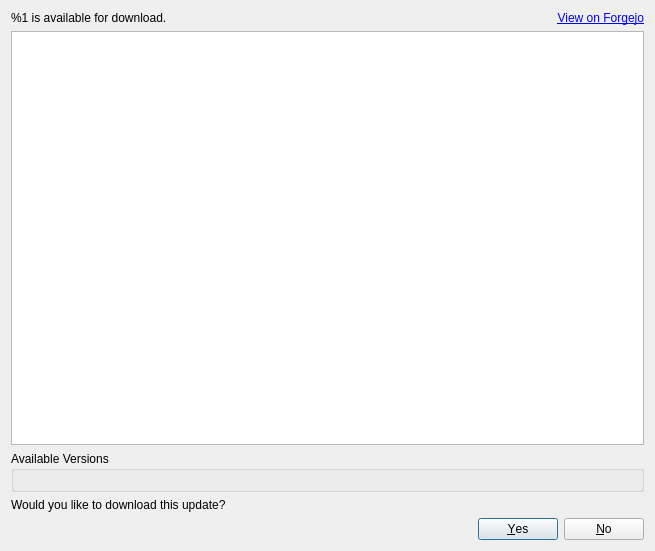
Old version of the form src/lichii/updater/update_dialog.ui in the repository ddddng/Lichii.
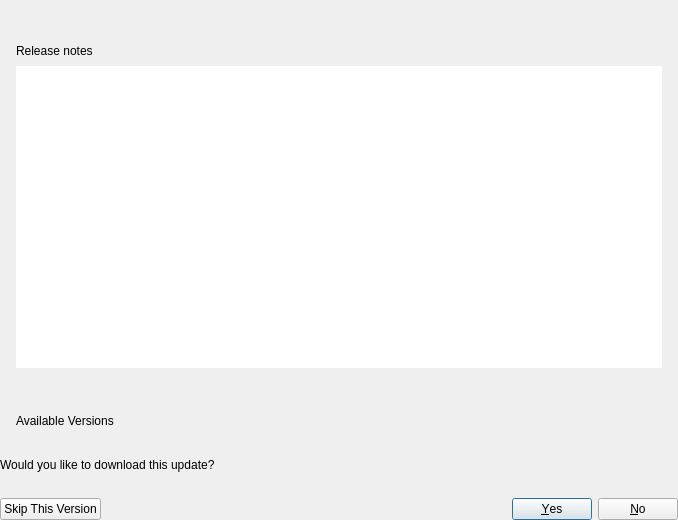
New version of the form.

Commit message: updater: Paper layout for the update dialog

Diff of the .ui file:
```diff
--- a/src/lichii/updater/update_dialog.ui
+++ b/src/lichii/updater/update_dialog.ui
@@ -6,71 +6,184 @@
    <rect>
     <x>0</x>
     <y>0</y>
-    <width>655</width>
-    <height>551</height>
+    <width>678</width>
+    <height>520</height>
    </rect>
   </property>
   <property name="windowTitle">
    <string>Update Available</string>
   </property>
-  <layout class="QGridLayout" name="gridLayout">
-   <item row="0" column="1">
-    <widget class="QLabel" name="url">
-     <property name="text">
-      <string>&lt;a href=&quot;%1&quot;&gt;View on Forgejo&lt;/a&gt;</string>
+  <layout class="QVBoxLayout" name="mainLayout">
+   <property name="spacing">
+    <number>14</number>
+   </property>
+   <property name="leftMargin">
+    <number>0</number>
+   </property>
+   <property name="topMargin">
+    <number>0</number>
+   </property>
+   <property name="rightMargin">
+    <number>0</number>
+   </property>
+   <property name="bottomMargin">
+    <number>0</number>
+   </property>
+   <item>
+    <layout class="QHBoxLayout" name="linkRow">
+     <property name="spacing">
+      <number>6</number>
      </property>
-     <property name="alignment">
-      <set>Qt::AlignmentFlag::AlignRight|Qt::AlignmentFlag::AlignTrailing|Qt::AlignmentFlag::AlignVCenter</set>
-     </property>
-     <property name="openExternalLinks">
-      <bool>true</bool>
-     </property>
+     <item>
+      <widget class="QLabel" name="url">
+       <property name="openExternalLinks">
+        <bool>true</bool>
+       </property>
+      </widget>
+     </item>
+     <item>
+      <widget class="QLabel" name="urlIcon"/>
+     </item>
+     <item>
+      <spacer name="linkSpacer">
+       <property name="orientation">
+        <enum>Qt::Orientation::Horizontal</enum>
+       </property>
+      </spacer>
+     </item>
+    </layout>
+   </item>
+   <item>
+    <widget class="QFrame" name="notesCard">
+     <layout class="QVBoxLayout" name="notesLayout">
+      <property name="spacing">
+       <number>8</number>
+      </property>
+      <property name="leftMargin">
+       <number>16</number>
+      </property>
+      <property name="topMargin">
+       <number>16</number>
+      </property>
+      <property name="rightMargin">
+       <number>16</number>
+      </property>
+      <property name="bottomMargin">
+       <number>16</number>
+      </property>
+      <item>
+       <widget class="QLabel" name="notesTitle">
+        <property name="text">
+         <string>Release notes</string>
+        </property>
+       </widget>
+      </item>
+      <item>
+       <widget class="QTextBrowser" name="body">
+        <property name="frameShape">
+         <enum>QFrame::Shape::NoFrame</enum>
+        </property>
+        <property name="horizontalScrollBarPolicy">
+         <enum>Qt::ScrollBarPolicy::ScrollBarAlwaysOff</enum>
+        </property>
+        <property name="readOnly">
+         <bool>true</bool>
+        </property>
+        <property name="openExternalLinks">
+         <bool>true</bool>
+        </property>
+       </widget>
+      </item>
+     </layout>
     </widget>
    </item>
-   <item row="3" column="0" colspan="2">
-    <widget class="QLabel" name="label_2">
+   <item>
+    <widget class="QFrame" name="groupBox">
+     <layout class="QVBoxLayout" name="versionsLayout">
+      <property name="spacing">
+       <number>12</number>
+      </property>
+      <property name="leftMargin">
+       <number>16</number>
+      </property>
+      <property name="topMargin">
+       <number>16</number>
+      </property>
+      <property name="rightMargin">
+       <number>16</number>
+      </property>
+      <property name="bottomMargin">
+       <number>16</number>
+      </property>
+      <item>
+       <widget class="QLabel" name="versionsTitle">
+        <property name="text">
+         <string>Available Versions</string>
+        </property>
+       </widget>
+      </item>
+      <item>
+       <layout class="QHBoxLayout" name="radioButtons">
+        <property name="spacing">
+         <number>30</number>
+        </property>
+       </layout>
+      </item>
+     </layout>
+    </widget>
+   </item>
+   <item>
+    <widget class="QLabel" name="question">
      <property name="text">
       <string>Would you like to download this update?</string>
      </property>
     </widget>
    </item>
-   <item row="4" column="0" colspan="2">
-    <widget class="QDialogButtonBox" name="buttonBox">
+   <item>
+    <spacer name="buttonGap">
      <property name="orientation">
-      <enum>Qt::Orientation::Horizontal</enum>
+      <enum>Qt::Orientation::Vertical</enum>
      </property>
-     <property name="standardButtons">
-      <set>QDialogButtonBox::StandardButton::No|QDialogButtonBox::StandardButton::Yes</set>
+     <property name="sizeType">
+      <enum>QSizePolicy::Policy::Fixed</enum>
      </property>
-    </widget>
-   </item>
-   <item row="2" column="0" colspan="2">
-    <widget class="QGroupBox" name="groupBox">
-     <property name="title">
-      <string>Available Versions</string>
+     <property name="sizeHint" stdset="0">
+      <size>
+       <width>0</width>
+       <height>12</height>
+      </size>
      </property>
-     <layout class="QVBoxLayout" name="radioButtons"/>
-    </widget>
+    </spacer>
    </item>
-   <item row="0" column="0">
-    <widget class="QLabel" name="version">
-     <property name="text">
-      <string>%1 is available for download.</string>
+   <item>
+    <layout class="QHBoxLayout" name="buttonRow">
+     <property name="spacing">
+      <number>10</number>
      </property>
-    </widget>
-   </item>
-   <item row="1" column="0" colspan="2">
-    <widget class="QTextBrowser" name="body">
-     <property name="horizontalScrollBarPolicy">
-      <enum>Qt::ScrollBarPolicy::ScrollBarAlwaysOff</enum>
-     </property>
-     <property name="readOnly">
-      <bool>true</bool>
-     </property>
-     <property name="openExternalLinks">
-      <bool>true</bool>
-     </property>
-    </widget>
+     <item>
+      <widget class="QPushButton" name="skip">
+       <property name="text">
+        <string>Skip This Version</string>
+       </property>
+       <property name="autoDefault">
+        <bool>false</bool>
+       </property>
+       <property name="kind" stdset="0">
+        <string>ghost</string>
+       </property>
+      </widget>
+     </item>
+     <item>
+      <widget class="QDialogButtonBox" name="buttonBox">
+       <property name="orientation">
+        <enum>Qt::Orientation::Horizontal</enum>
+       </property>
+       <property name="standardButtons">
+        <set>QDialogButtonBox::StandardButton::No|QDialogButtonBox::StandardButton::Yes</set>
+       </property>
+      </widget>
+     </item>
+    </layout>
    </item>
   </layout>
  </widget>
```
Left out of the diff: 20 changed lines with no effect on the pictures. The commit also changes 1 other file.
